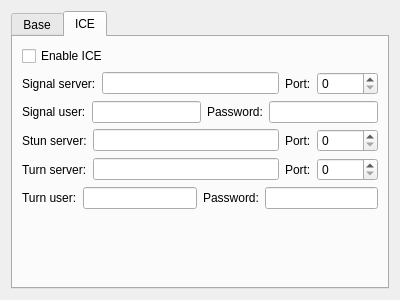
KangLin/RabbitRemoteControl, file Plugins/RabbitVNC/Service/FrmParameterRabbitVNC.ui: the form before one commit.
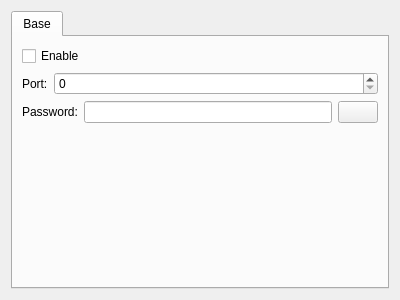
The form after the commit. The open tabs and pages were chosen to show the change. Icons and pictures are not drawn.

Commit message: ICE::Plugins: remove ice set parameter in RabbitVNC and TigerVNC

Diff of the .ui file:
```diff
--- a/Plugins/RabbitVNC/Service/FrmParameterRabbitVNC.ui
+++ b/Plugins/RabbitVNC/Service/FrmParameterRabbitVNC.ui
@@ -99,165 +99,6 @@
        </item>
       </layout>
      </widget>
-     <widget class="QWidget" name="ICE">
-      <attribute name="title">
-       <string>ICE</string>
-      </attribute>
-      <layout class="QGridLayout" name="gridLayout_2">
-       <item row="2" column="0">
-        <layout class="QHBoxLayout" name="horizontalLayout_4">
-         <item>
-          <widget class="QLabel" name="label_4">
-           <property name="text">
-            <string>Signal user:</string>
-           </property>
-          </widget>
-         </item>
-         <item>
-          <widget class="QLineEdit" name="leSignalName"/>
-         </item>
-         <item>
-          <widget class="QLabel" name="label_5">
-           <property name="text">
-            <string>Password:</string>
-           </property>
-          </widget>
-         </item>
-         <item>
-          <widget class="QLineEdit" name="leSignalPassword"/>
-         </item>
-        </layout>
-       </item>
-       <item row="3" column="0">
-        <layout class="QHBoxLayout" name="horizontalLayout_6">
-         <item>
-          <widget class="QLabel" name="label_6">
-           <property name="text">
-            <string>Stun server:</string>
-           </property>
-          </widget>
-         </item>
-         <item>
-          <widget class="QLineEdit" name="leStunServer"/>
-         </item>
-         <item>
-          <widget class="QLabel" name="label_7">
-           <property name="text">
-            <string>Port:</string>
-           </property>
-          </widget>
-         </item>
-         <item>
-          <widget class="QSpinBox" name="sbStunPort">
-           <property name="maximum">
-            <number>65536</number>
-           </property>
-          </widget>
-         </item>
-        </layout>
-       </item>
-       <item row="0" column="0">
-        <widget class="QCheckBox" name="cbEnableICE">
-         <property name="text">
-          <string>Enable ICE</string>
-         </property>
-        </widget>
-       </item>
-       <item row="4" column="0">
-        <layout class="QHBoxLayout" name="horizontalLayout_5">
-         <item>
-          <widget class="QLabel" name="label_9">
-           <property name="text">
-            <string>Turn server:</string>
-           </property>
-          </widget>
-         </item>
-         <item>
-          <widget class="QLineEdit" name="leTurnServer"/>
-         </item>
-         <item>
-          <widget class="QLabel" name="label_10">
-           <property name="text">
-            <string>Port:</string>
-           </property>
-          </widget>
-         </item>
-         <item>
-          <widget class="QSpinBox" name="sbTurnPort">
-           <property name="maximum">
-            <number>65536</number>
-           </property>
-          </widget>
-         </item>
-        </layout>
-       </item>
-       <item row="5" column="0">
-        <layout class="QHBoxLayout" name="horizontalLayout_7">
-         <item>
-          <widget class="QLabel" name="label_11">
-           <property name="text">
-            <string>Turn user:</string>
-           </property>
-          </widget>
-         </item>
-         <item>
-          <widget class="QLineEdit" name="leTurnUser"/>
-         </item>
-         <item>
-          <widget class="QLabel" name="label_12">
-           <property name="text">
-            <string>Password:</string>
-           </property>
-          </widget>
-         </item>
-         <item>
-          <widget class="QLineEdit" name="leTrunPassword"/>
-         </item>
-        </layout>
-       </item>
-       <item row="1" column="0">
-        <layout class="QHBoxLayout" name="horizontalLayout_3">
-         <item>
-          <widget class="QLabel" name="label_3">
-           <property name="text">
-            <string>Signal server:</string>
-           </property>
-          </widget>
-         </item>
-         <item>
-          <widget class="QLineEdit" name="leSignalServer"/>
-         </item>
-         <item>
-          <widget class="QLabel" name="label_8">
-           <property name="text">
-            <string>Port:</string>
-           </property>
-          </widget>
-         </item>
-         <item>
-          <widget class="QSpinBox" name="sbSignalPort">
-           <property name="maximum">
-            <number>65536</number>
-           </property>
-          </widget>
-         </item>
-        </layout>
-       </item>
-       <item row="6" column="0">
-        <spacer name="verticalSpacer_2">
-         <property name="orientation">
-          <enum>Qt::Vertical</enum>
-         </property>
-         <property name="sizeHint" stdset="0">
-          <size>
-           <width>20</width>
-           <height>40</height>
-          </size>
-         </property>
-        </spacer>
-       </item>
-      </layout>
-     </widget>
     </widget>
    </item>
   </layout>
```
The commit also changes 5 other files.
